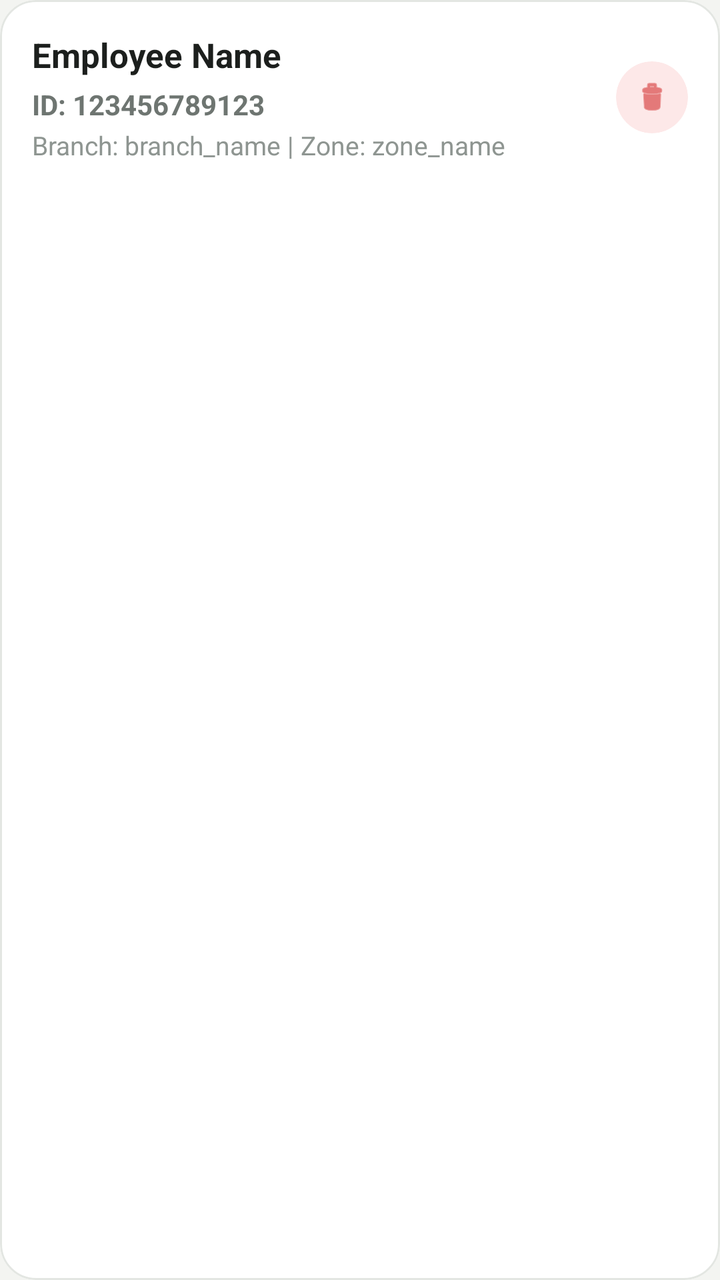
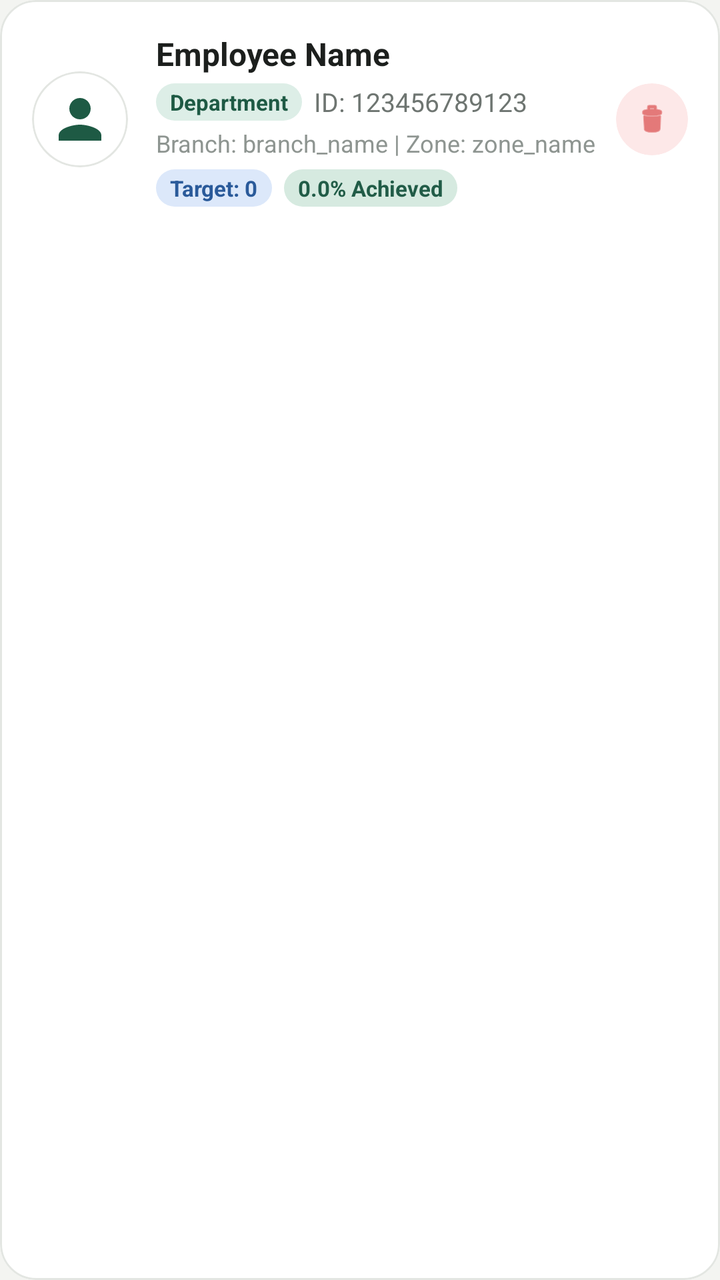

Compare the two renders of this Android layout. The source of the first and the diff that turns it into the second are given below.
<!-- AndroidManifest.xml: application theme Theme.PerformanceTracker -->
<!-- res/layout/item_officer.xml -->
<?xml version="1.0" encoding="utf-8"?>
<com.google.android.material.card.MaterialCardView
     xmlns:android="http://schemas.android.com/apk/res/android"
     xmlns:app="http://schemas.android.com/apk/res-auto"
     android:layout_height="wrap_content"
     android:layout_width="match_parent"
     android:layout_marginVertical="5dp"
     android:layout_marginHorizontal="16dp"
     app:cardElevation="0dp"
     app:strokeColor="@color/card_stroke"
     app:strokeWidth="1dp"
     app:cardBackgroundColor="@color/surface_card"
     app:cardCornerRadius="18dp">

    <LinearLayout
         android:layout_height="wrap_content"
         android:layout_width="match_parent"
         android:gravity="center_vertical"
         android:padding="16dp"
         android:orientation="horizontal">

        <LinearLayout
             android:layout_height="wrap_content"
             android:layout_width="0dp"
             android:orientation="vertical"
             android:layout_weight="1">

            <TextView
                 android:layout_height="wrap_content"
                 android:layout_width="wrap_content"
                 android:textSize="17sp"
                 android:textColor="@color/text_primary"
                 android:id="@+id/tvOfficerName"
                 android:text="Employee Name"
                 android:textStyle="bold" />

            <TextView
                 android:layout_height="wrap_content"
                 android:layout_width="wrap_content"
                 android:textSize="14sp"
                 android:textColor="@color/text_secondary"
                 android:layout_marginTop="4dp"
                 android:id="@+id/tvOfficerId"
                 android:text="ID: 123456789123"
                 android:textStyle="bold" />

            <TextView
                 android:layout_height="wrap_content"
                 android:layout_width="wrap_content"
                 android:textSize="13sp"
                 android:textColor="@color/text_muted"
                 android:layout_marginTop="2dp"
                 android:id="@+id/tvBranchZone"
                 android:text="Branch: branch_name | Zone: zone_name" />

        </LinearLayout>

        <com.google.android.material.card.MaterialCardView
             android:layout_height="36dp"
             android:layout_width="36dp"
             android:clickable="true"
             app:cardElevation="0dp"
             app:cardBackgroundColor="@color/badge_red_bg"
             app:cardCornerRadius="18dp"
             android:focusable="true"
             android:id="@+id/btnDeleteOfficer"
             android:foreground="?attr/selectableItemBackground">

            <ImageView
                 android:layout_height="18dp"
                 android:layout_width="18dp"
                 android:layout_gravity="center"
                 android:src="@android:drawable/ic_menu_delete"
                 app:tint="@color/badge_red_icon" />

        </com.google.android.material.card.MaterialCardView>

    </LinearLayout>

</com.google.android.material.card.MaterialCardView>
<!-- resources referenced by this layout -->
<resources>
  <color name="badge_red_bg">#FDE8E8</color>
  <color name="badge_red_icon">#D32F2F</color>
  <color name="card_stroke">#E3E6E2</color>
  <color name="surface_card">#FFFFFF</color>
  <color name="text_muted">#8E9591</color>
  <color name="text_primary">#1C1F1D</color>
  <color name="text_secondary">#6E7571</color>
  <style name="Theme.PerformanceTracker" parent="Theme.MaterialComponents.Light.NoActionBar">
          <item name="colorPrimary">@color/primary</item>
          <item name="colorPrimaryVariant">@color/primary_dark</item>
          <item name="colorOnPrimary">@color/white</item>
          <item name="android:statusBarColor">@color/background</item>
          <item name="android:windowLightStatusBar">true</item>
          <item name="android:windowBackground">@color/background</item>
          <item name="colorSecondary">@color/secondary</item>
          <item name="colorSurface">@color/surface</item>
          <item name="colorOnSurface">@color/text_primary</item>
          <item name="colorControlNormal">@color/input_stroke_unfocused</item>
          <item name="colorControlActivated">@color/primary</item>
          <item name="android:textColorHint">@color/text_secondary</item>
          <item name="textInputStyle">@style/CustomOutlinedBox</item>
      </style>
  <color name="primary">#1E5A44</color>
  <color name="primary_dark">#154333</color>
  <color name="white">#FFFFFF</color>
  <color name="background">#F3F4F1</color>
  <color name="secondary">#256650</color>
  <color name="surface">#FFFFFF</color>
  <color name="input_stroke_unfocused">#B4BEB8</color>
  <style name="CustomOutlinedBox" parent="Widget.MaterialComponents.TextInputLayout.OutlinedBox">
          <item name="boxStrokeColor">@color/box_stroke_selector</item>
          <item name="boxStrokeWidth">1.5dp</item>
          <item name="boxStrokeWidthFocused">2dp</item>
          <item name="boxBackgroundColor">@color/input_background</item>
          <item name="hintTextColor">@color/primary</item>
          <item name="android:textColorHint">@color/text_secondary</item>
          <item name="boxCornerRadiusTopStart">12dp</item>
          <item name="boxCornerRadiusTopEnd">12dp</item>
          <item name="boxCornerRadiusBottomStart">12dp</item>
          <item name="boxCornerRadiusBottomEnd">12dp</item>
      </style>
  <color name="input_background">#F7FAF8</color>
</resources>

<!-- the commit's change to res/layout/item_officer.xml (unified diff, before → after) -->
@@ -19,6 +19,26 @@
          android:padding="16dp"
          android:orientation="horizontal">
 
+        <com.google.android.material.card.MaterialCardView
+            android:layout_width="48dp"
+            android:layout_height="48dp"
+            android:layout_marginEnd="14dp"
+            app:cardCornerRadius="24dp"
+            app:cardElevation="0dp"
+            app:cardBackgroundColor="@color/surface"
+            app:strokeColor="@color/card_stroke"
+            app:strokeWidth="1dp">
+
+            <ImageView
+                android:id="@+id/ivOfficerAvatar"
+                android:layout_width="match_parent"
+                android:layout_height="match_parent"
+                android:scaleType="centerCrop"
+                android:src="@drawable/ic_person"
+                app:tint="@color/primary"
+                android:padding="8dp" />
+        </com.google.android.material.card.MaterialCardView>
+
         <LinearLayout
              android:layout_height="wrap_content"
              android:layout_width="0dp"
@@ -28,30 +48,84 @@
             <TextView
                  android:layout_height="wrap_content"
                  android:layout_width="wrap_content"
-                 android:textSize="17sp"
+                 android:textSize="16sp"
                  android:textColor="@color/text_primary"
                  android:id="@+id/tvOfficerName"
                  android:text="Employee Name"
                  android:textStyle="bold" />
 
-            <TextView
-                 android:layout_height="wrap_content"
-                 android:layout_width="wrap_content"
-                 android:textSize="14sp"
-                 android:textColor="@color/text_secondary"
-                 android:layout_marginTop="4dp"
-                 android:id="@+id/tvOfficerId"
-                 android:text="ID: 123456789123"
-                 android:textStyle="bold" />
+            <LinearLayout
+                android:layout_width="wrap_content"
+                android:layout_height="wrap_content"
+                android:orientation="horizontal"
+                android:gravity="center_vertical"
+                android:layout_marginTop="4dp">
+
+                <TextView
+                    android:id="@+id/tvOfficerDepartmentBadge"
+                    android:layout_width="wrap_content"
+                    android:layout_height="wrap_content"
+                    android:background="@drawable/bg_badge_green"
+                    android:textColor="@color/badge_green_icon"
+                    android:textSize="11sp"
+                    android:textStyle="bold"
+                    android:paddingHorizontal="7dp"
+                    android:paddingVertical="2dp"
+                    android:text="Department"
+                    android:layout_marginEnd="6dp" />
+
+                <TextView
+                     android:layout_height="wrap_content"
+                     android:layout_width="wrap_content"
+                     android:textSize="13sp"
+                     android:textColor="@color/text_secondary"
+                     android:id="@+id/tvOfficerId"
+                     android:text="ID: 123456789123" />
+            </LinearLayout>
 
             <TextView
                  android:layout_height="wrap_content"
                  android:layout_width="wrap_content"
-                 android:textSize="13sp"
+                 android:textSize="12sp"
                  android:textColor="@color/text_muted"
-                 android:layout_marginTop="2dp"
+                 android:layout_marginTop="3dp"
                  android:id="@+id/tvBranchZone"
                  android:text="Branch: branch_name | Zone: zone_name" />
+
+            
+            <LinearLayout
+                android:id="@+id/layoutOfficerTargetAchievement"
+                android:layout_width="wrap_content"
+                android:layout_height="wrap_content"
+                android:orientation="horizontal"
+                android:gravity="center_vertical"
+                android:layout_marginTop="5dp">
+
+                <TextView
+                    android:id="@+id/tvOfficerTargetBadge"
+                    android:layout_width="wrap_content"
+                    android:layout_height="wrap_content"
+                    android:background="@drawable/bg_badge_blue"
+                    android:textColor="@color/badge_blue_icon"
+                    android:textSize="11sp"
+                    android:textStyle="bold"
+                    android:paddingHorizontal="7dp"
+                    android:paddingVertical="2dp"
+                    android:text="Target: 0"
+                    android:layout_marginEnd="6dp" />
+
+                <TextView
+                    android:id="@+id/tvOfficerAchievementBadge"
+                    android:layout_width="wrap_content"
+                    android:layout_height="wrap_content"
+                    android:background="@drawable/bg_badge_mint"
+                    android:textColor="@color/badge_mint_icon"
+                    android:textSize="11sp"
+                    android:textStyle="bold"
+                    android:paddingHorizontal="7dp"
+                    android:paddingVertical="2dp"
+                    android:text="0.0% Achieved" />
+            </LinearLayout>
 
         </LinearLayout>
 
<!-- resource entries referenced after the edit -->
@@ -1,5 +1,8 @@
 <!-- resources referenced by this layout -->
 <resources>
+  <color name="badge_blue_icon">#2A5A9A</color>
+  <color name="badge_green_icon">#1E5A44</color>
+  <color name="badge_mint_icon">#215C47</color>
   <color name="badge_red_bg">#FDE8E8</color>
   <color name="badge_red_icon">#D32F2F</color>
   <color name="card_stroke">#E3E6E2</color>
@@ -7,6 +10,34 @@
   <color name="text_muted">#8E9591</color>
   <color name="text_primary">#1C1F1D</color>
   <color name="text_secondary">#6E7571</color>
+  <!-- drawable bg_badge_blue (drawable) -->
+  <?xml version="1.0" encoding="utf-8"?>
+  <shape xmlns:android="http://schemas.android.com/apk/res/android">
+      <solid android:color="@color/badge_blue_bg" />
+      <corners android:radius="12dp" />
+  </shape>
+  <!-- drawable bg_badge_green (drawable) -->
+  <?xml version="1.0" encoding="utf-8"?>
+  <shape xmlns:android="http://schemas.android.com/apk/res/android">
+      <solid android:color="@color/badge_green_bg" />
+      <corners android:radius="12dp" />
+  </shape>
+  <!-- drawable bg_badge_mint (drawable) -->
+  <?xml version="1.0" encoding="utf-8"?>
+  <shape xmlns:android="http://schemas.android.com/apk/res/android">
+      <solid android:color="@color/badge_mint_bg" />
+      <corners android:radius="12dp" />
+  </shape>
+  <!-- drawable ic_person (drawable) -->
+  <vector xmlns:android="http://schemas.android.com/apk/res/android"
+      android:width="20dp"
+      android:height="20dp"
+      android:viewportWidth="24"
+      android:viewportHeight="24">
+    <path
+        android:fillColor="@color/primary"
+        android:pathData="M12,12c2.21,0 4,-1.79 4,-4s-1.79,-4 -4,-4 -4,1.79 -4,4 1.79,4 4,4zM12,14c-2.67,0 -8,1.34 -8,4v2h16v-2c0,-2.66 -5.33,-4 -8,-4z"/>
+  </vector>
   <style name="Theme.PerformanceTracker" parent="Theme.MaterialComponents.Light.NoActionBar">
           <item name="colorPrimary">@color/primary</item>
           <item name="colorPrimaryVariant">@color/primary_dark</item>
@@ -22,6 +53,9 @@
           <item name="android:textColorHint">@color/text_secondary</item>
           <item name="textInputStyle">@style/CustomOutlinedBox</item>
       </style>
+  <color name="badge_blue_bg">#DCE8FA</color>
+  <color name="badge_green_bg">#DDEEE7</color>
+  <color name="badge_mint_bg">#D6EAE0</color>
   <color name="primary">#1E5A44</color>
   <color name="primary_dark">#154333</color>
   <color name="white">#FFFFFF</color>
